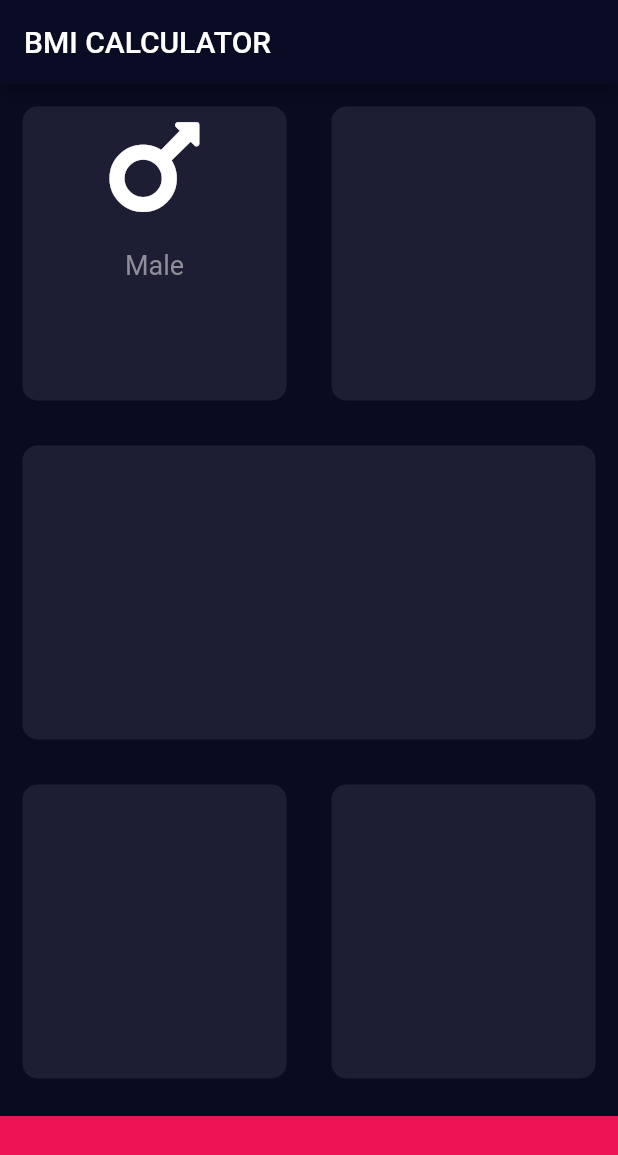
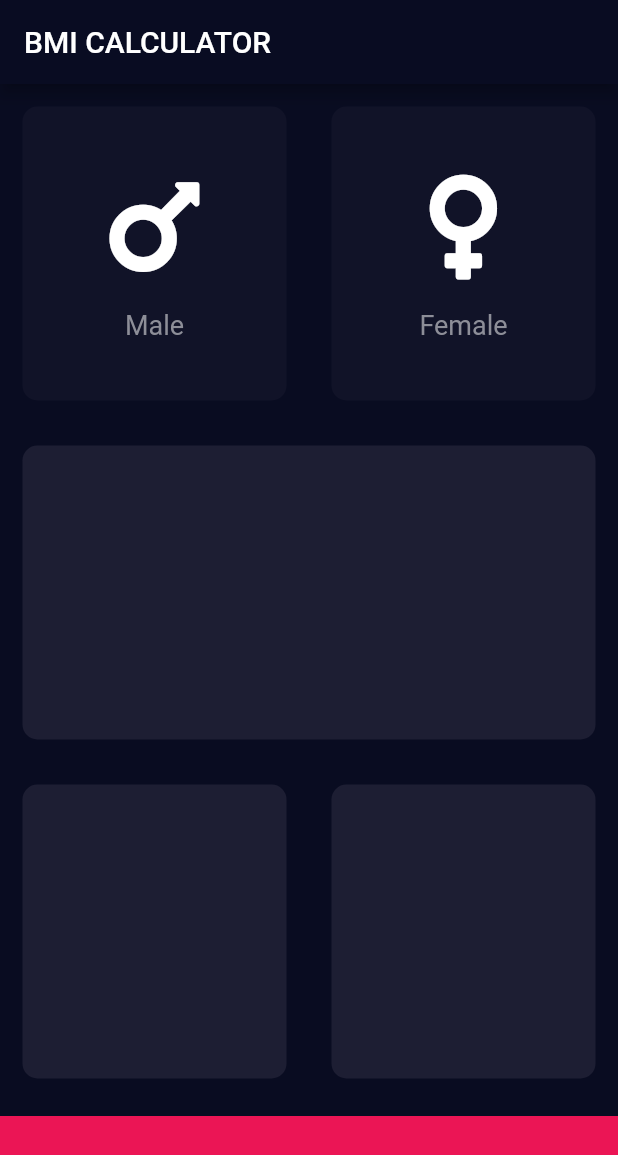
Before and after one commit to jorge-armando-navarro-flores/bmi_calculator, a Flutter app: the screen it shows after launch, on a phone screen of 412 x 824 dp. Shown: the top 1155 px of the screen. Run offline on Flutter 3.47's test engine with Material 2 defaults, Android fonts, the phone set to English and light mode, and no system bars; our stand-ins replace font_awesome_flutter.

Commit message:
reusableCard

```diff
--- /dev/null
+++ b/lib/icon_content.dart
@@ -0,0 +1,31 @@
+import 'package:flutter/material.dart';
+
+const TextStyle labelTextStyle = TextStyle(
+  fontSize: 18.0,
+  color: Color(0xFF8D8E98),
+);
+
+class IconContent extends StatelessWidget {
+  final IconData? icon;
+  final String? label;
+  IconContent({@required this.icon, this.label});
+  @override
+  Widget build(BuildContext context) {
+    return Column(
+      mainAxisAlignment: MainAxisAlignment.center,
+      children: [
+        Icon(
+          icon,
+          size: 80.0,
+        ),
+        SizedBox(
+          height: 15.0,
+        ),
+        Text(
+          label!,
+          style: labelTextStyle
+        )
+      ],
+    );
+  }
+}
--- a/lib/input_page.dart
+++ b/lib/input_page.dart
@@ -1,8 +1,11 @@
 import 'package:flutter/material.dart';
 import 'package:flutter/widgets.dart';
 import 'package:font_awesome_flutter/font_awesome_flutter.dart';
+import 'icon_content.dart';
+import 'reusable_card.dart';
 
 const activeCardColor = Color(0xFF1D1E33);
+const inactiveCardColor = Color(0xFF111328);
 const bottomContainerHeight = 80.0;
 const bottomContainerColor = Color(0xFFEB1555);
 
@@ -12,6 +15,9 @@ class InputPage extends StatefulWidget {
 }
 
 class _InputPageState extends State<InputPage> {
+
+  Color maleCardColor = inactiveCardColor;
+  Color femaleCardColor = inactiveCardColor;
   @override
   Widget build(BuildContext context) {
     return Scaffold(
@@ -24,31 +30,26 @@ class _InputPageState extends State<InputPage> {
               child: Row(
                 children: [
                   Expanded(
-                    child: ReusableCard(
-                      color: activeCardColor,
-                      cardChild: Column(
-                        children: [
-                          Icon(
-                            FontAwesomeIcons.mars,
-                            size: 80.0,
-                          ),
-                          SizedBox(
-                            height: 15.0,
-                          ),
-                          Text(
-                            "Male",
-                            style: TextStyle(
-                              fontSize: 18.0,
-                              color: Color(0xFF8D8E98),
-                            ),
-                          )
-                        ],
+                    child: GestureDetector(
+                      onTap: (){
+                        print("male button was pressed");
+                      },
+                      child: ReusableCard(
+                        color: maleCardColor,
+                        cardChild: IconContent(
+                          icon: FontAwesomeIcons.mars,
+                          label: "Male",
+                        ),
                       ),
                     ),
                   ),
                   Expanded(
                     child: ReusableCard(
-                      color: activeCardColor,
+                      color: femaleCardColor,
+                      cardChild: IconContent(
+                        icon: FontAwesomeIcons.venus,
+                        label: "Female",
+                      ),
                     ),
                   ),
                 ],
@@ -89,19 +90,3 @@ class _InputPageState extends State<InputPage> {
         ));
   }
 }
-
-class ReusableCard extends StatelessWidget {
-  final Color? color;
-  final Widget? cardChild;
-  ReusableCard({@required this.color, this.cardChild});
-
-  @override
-  Widget build(BuildContext context) {
-    return Container(
-      child: cardChild,
-      margin: EdgeInsets.all(15.0),
-      decoration:
-          BoxDecoration(color: color, borderRadius: BorderRadius.circular(10)),
-    );
-  }
-}
--- a/lib/main.dart
+++ b/lib/main.dart
@@ -1,5 +1,6 @@
 import 'package:flutter/material.dart';
 import 'input_page.dart';
+
 
 
 void main() {
--- /dev/null
+++ b/lib/reusable_card.dart
@@ -0,0 +1,16 @@
+import 'package:flutter/material.dart';
+class ReusableCard extends StatelessWidget {
+  final Color? color;
+  final Widget? cardChild;
+  ReusableCard({@required this.color, this.cardChild});
+
+  @override
+  Widget build(BuildContext context) {
+    return Container(
+      child: cardChild,
+      margin: EdgeInsets.all(15.0),
+      decoration:
+      BoxDecoration(color: color, borderRadius: BorderRadius.circular(10)),
+    );
+  }
+}
```
